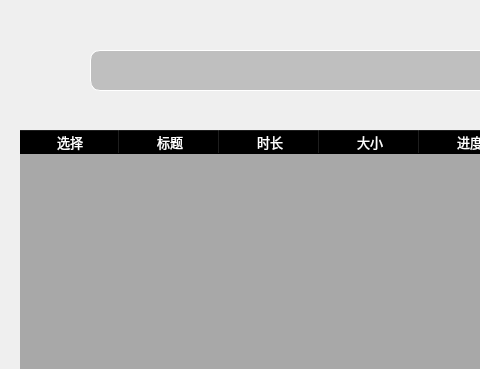
This is untitled.ui in evilblade16/bilibili-download as Qt 5 draws it before an edit; both pictures show x 0 to 480 and y 0 to 369 of the 915 by 580 pixel window. The edited form follows.
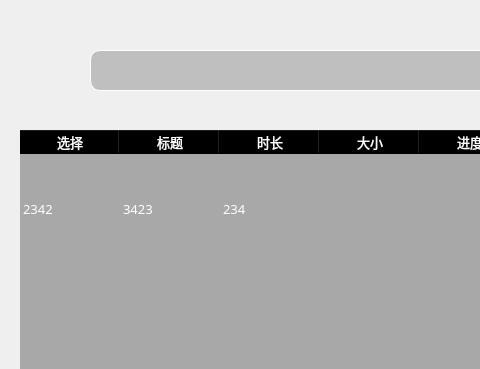
This is the edited form. Icons and pictures are not drawn.

```diff
--- a/untitled.ui
+++ b/untitled.ui
@@ -128,6 +128,21 @@
     <attribute name="verticalHeaderStretchLastSection">
      <bool>false</bool>
     </attribute>
+    <row>
+     <property name="text">
+      <string>New Row</string>
+     </property>
+    </row>
+    <row>
+     <property name="text">
+      <string>New Row</string>
+     </property>
+    </row>
+    <row>
+     <property name="text">
+      <string>New Row</string>
+     </property>
+    </row>
     <column>
      <property name="text">
       <string>选择</string>
@@ -158,6 +173,21 @@
       <string>段落</string>
      </property>
     </column>
+    <item row="1" column="0">
+     <property name="text">
+      <string>2342</string>
+     </property>
+    </item>
+    <item row="1" column="1">
+     <property name="text">
+      <string>3423</string>
+     </property>
+    </item>
+    <item row="1" column="2">
+     <property name="text">
+      <string>234</string>
+     </property>
+    </item>
    </widget>
    <widget class="QLineEdit" name="url_edit">
     <property name="geometry">
```
Left out of the diff: 2 changed lines with no effect on the pictures.
